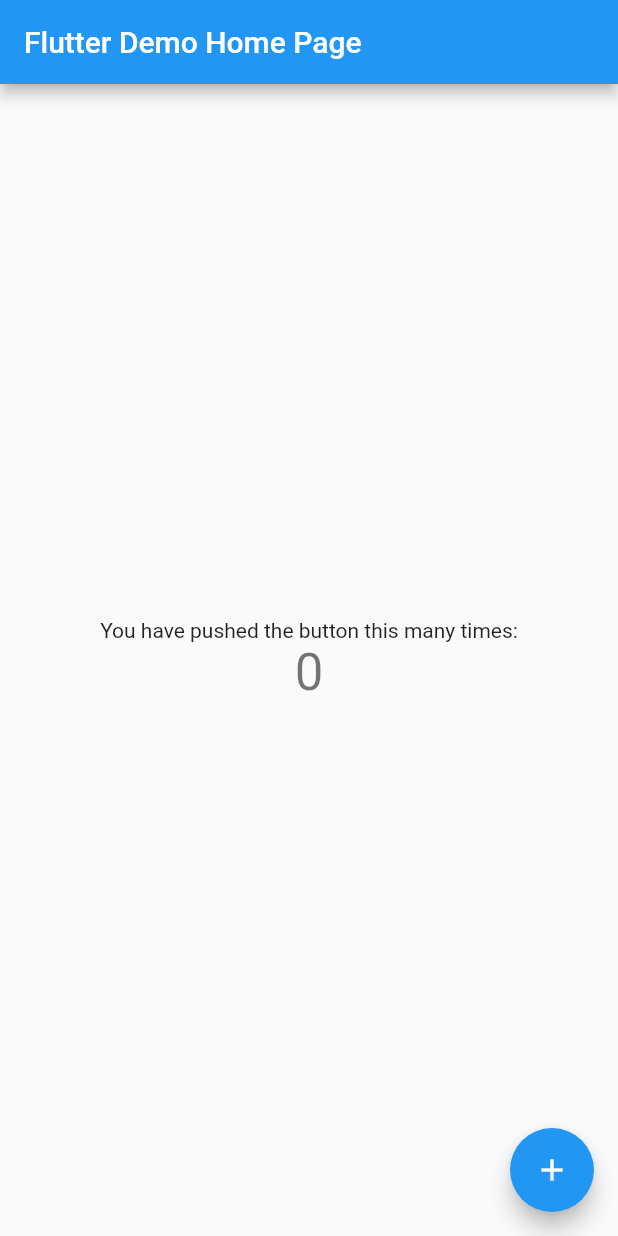
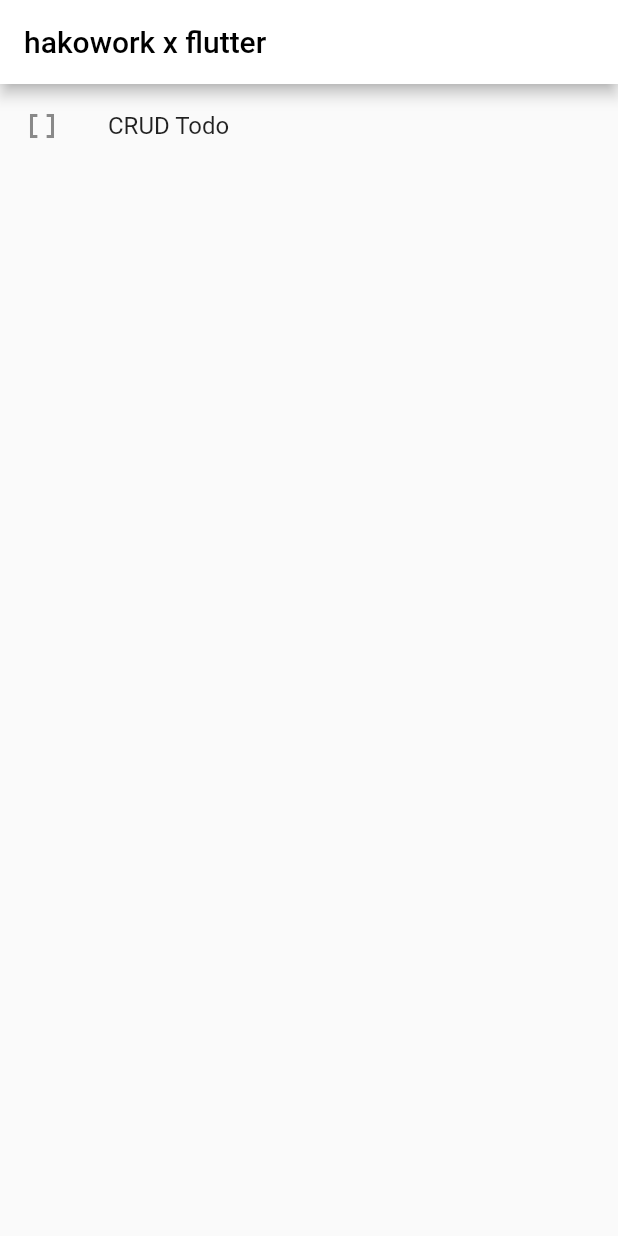
Before and after one commit to hakowork/hw_flutter, a Flutter app: the screen it shows after launch, on a phone screen of 412 x 824 dp. Run offline on Flutter 3.47's test engine with Material 2 defaults, Android fonts, the phone set to English and light mode, and no system bars.

Commit message:
add crud todo

```diff
--- a/lib/main.dart
+++ b/lib/main.dart
@@ -1,115 +1,76 @@
 import 'package:flutter/material.dart';
+
+import 'page/crud_todo/index.dart';
 
 void main() {
   runApp(const MyApp());
 }
 
-class MyApp extends StatelessWidget {
-  const MyApp({Key? key}) : super(key: key);
+class HomeRoute extends StatelessWidget {
+  const HomeRoute({super.key});
 
-  // This widget is the root of your application.
   @override
   Widget build(BuildContext context) {
-    return MaterialApp(
-      title: 'Flutter Demo',
-      theme: ThemeData(
-        // This is the theme of your application.
-        //
-        // Try running your application with "flutter run". You'll see the
-        // application has a blue toolbar. Then, without quitting the app, try
-        // changing the primarySwatch below to Colors.green and then invoke
-        // "hot reload" (press "r" in the console where you ran "flutter run",
-        // or simply save your changes to "hot reload" in a Flutter IDE).
-        // Notice that the counter didn't reset back to zero; the application
-        // is not restarted.
-        primarySwatch: Colors.blue,
+    return Scaffold(
+      appBar: AppBar(
+        title: const Text('hakowork x flutter'),
       ),
-      home: const MyHomePage(title: 'Flutter Demo Home Page'),
+      body: ListView(
+        children: [
+          ListTile(
+            leading: const Icon(Icons.data_array),
+            title: const Text('CRUD Todo'),
+            onTap: () {
+              Navigator.push(
+                context,
+                MaterialPageRoute(builder: (context) => const CRUDPage()),
+              );
+            },
+          )
+        ],
+      ),
     );
   }
 }
 
-class MyHomePage extends StatefulWidget {
-  const MyHomePage({Key? key, required this.title}) : super(key: key);
+final ButtonStyle flatButtonStyle = TextButton.styleFrom(
+  primary: Colors.black87,
+  minimumSize: const Size(88, 36),
+  padding: const EdgeInsets.symmetric(horizontal: 16.0),
+  shape: const RoundedRectangleBorder(
+    borderRadius: BorderRadius.all(Radius.circular(2.0)),
+  ),
+);
 
-  // This widget is the home page of your application. It is stateful, meaning
-  // that it has a State object (defined below) that contains fields that affect
-  // how it looks.
+final ButtonStyle raisedButtonStyle = ElevatedButton.styleFrom(
+  onPrimary: Colors.black87,
+  primary: Colors.grey[300],
+  minimumSize: const Size(88, 36),
+  padding: const EdgeInsets.symmetric(horizontal: 16),
 
-  // This class is the configuration for the state. It holds the values (in this
-  // case the title) provided by the parent (in this case the App widget) and
-  // used by the build method of the State. Fields in a Widget subclass are
-  // always marked "final".
+  shape: const RoundedRectangleBorder(
+    borderRadius: BorderRadius.all(Radius.circular(2)),
+  ),
+);
 
-  final String title;
-
-  @override
-  State<MyHomePage> createState() => _MyHomePageState();
-}
-
-class _MyHomePageState extends State<MyHomePage> {
-  int _counter = 0;
-
-  void _incrementCounter() {
-    setState(() {
-      // This call to setState tells the Flutter framework that something has
-      // changed in this State, which causes it to rerun the build method below
-      // so that the display can reflect the updated values. If we changed
-      // _counter without calling setState(), then the build method would not be
-      // called again, and so nothing would appear to happen.
-      _counter++;
-    });
-  }
+class MyApp extends StatelessWidget {
+  const MyApp({super.key});
 
   @override
   Widget build(BuildContext context) {
-    // This method is rerun every time setState is called, for instance as done
-    // by the _incrementCounter method above.
-    //
-    // The Flutter framework has been optimized to make rerunning build methods
-    // fast, so that you can just rebuild anything that needs updating rather
-    // than having to individually change instances of widgets.
-    return Scaffold(
-      appBar: AppBar(
-        // Here we take the value from the MyHomePage object that was created by
-        // the App.build method, and use it to set our appbar title.
-        title: Text(widget.title),
+    return MaterialApp(
+      title: 'hakowork x flutter',
+      debugShowCheckedModeBanner: false,
+      theme: ThemeData(          // Add the 5 lines from here...
+        appBarTheme: const AppBarTheme(
+          backgroundColor: Colors.white,
+          foregroundColor: Colors.black,
+        ),
+        textButtonTheme: TextButtonThemeData(style: flatButtonStyle),
+        elevatedButtonTheme: ElevatedButtonThemeData(style: raisedButtonStyle),
+        //outlinedButtonTheme: OutlinedButtonThemeData(style: outlineButtonStyle),
       ),
-      body: Center(
-        // Center is a layout widget. It takes a single child and positions it
-        // in the middle of the parent.
-        child: Column(
-          // Column is also a layout widget. It takes a list of children and
-          // arranges them vertically. By default, it sizes itself to fit its
-          // children horizontally, and tries to be as tall as its parent.
-          //
-          // Invoke "debug painting" (press "p" in the console, choose the
-          // "Toggle Debug Paint" action from the Flutter Inspector in Android
-          // Studio, or the "Toggle Debug Paint" command in Visual Studio Code)
-          // to see the wireframe for each widget.
-          //
-          // Column has various properties to control how it sizes itself and
-          // how it positions its children. Here we use mainAxisAlignment to
-          // center the children vertically; the main axis here is the vertical
-          // axis because Columns are vertical (the cross axis would be
-          // horizontal).
-          mainAxisAlignment: MainAxisAlignment.center,
-          children: <Widget>[
-            const Text(
-              'You have pushed the button this many times:',
-            ),
-            Text(
-              '$_counter',
-              style: Theme.of(context).textTheme.headline4,
-            ),
-          ],
-        ),
-      ),
-      floatingActionButton: FloatingActionButton(
-        onPressed: _incrementCounter,
-        tooltip: 'Increment',
-        child: const Icon(Icons.add),
-      ), // This trailing comma makes auto-formatting nicer for build methods.
+      home: const HomeRoute(),
     );
   }
 }
--- /dev/null
+++ b/lib/model/todo.dart
@@ -0,0 +1,30 @@
+class Todos {
+  final int totalResult;
+  final List<Todo> todos;
+
+  const Todos({
+    required this.totalResult,
+    required this.todos
+  });
+
+  Todos.fromJson(Map<String, dynamic> json)
+    : todos = List.from(json['todos']).map((todo) => Todo.fromJson(todo)).toList(),
+      totalResult = 0;
+}
+
+class Todo {
+  final int id;
+  final String name;
+
+  const Todo({
+    required this.id,
+    required this.name
+  });
+
+  factory Todo.fromJson(Map<String, dynamic> json) {
+    return Todo(
+      id: json['id'],
+      name: json['name']
+    );
+  }
+}
```
Also changed, not shown: lib/component/expandable_fab.dart (added, +232 -0 lines), lib/page/crud_todo/add.dart (added, +88 -0 lines), lib/page/crud_todo/index.dart (added, +109 -0 lines), lib/page/crud_todo/update.dart (added, +108 -0 lines).
